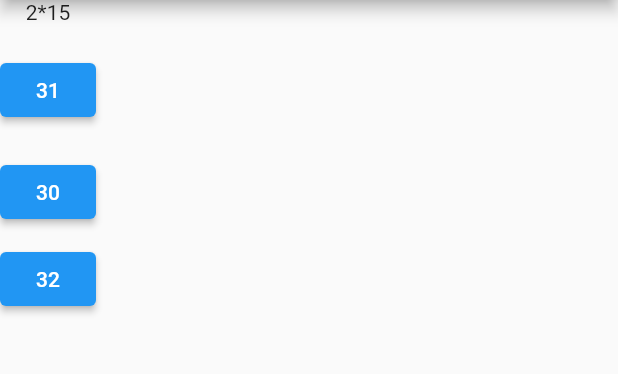
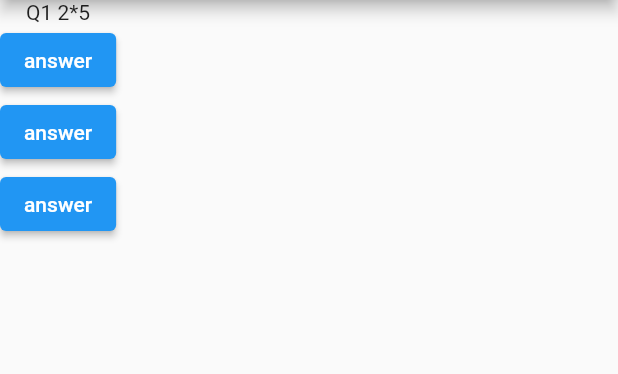
Before and after one commit to HaldunMatar/northcoures-quizapp, a Flutter app: the screen it shows after launch, on a phone screen of 412 x 824 dp, the part 84-458 px from its top. Run offline on Flutter 3.47's test engine with Material 2 defaults, Android fonts, the phone set to English and light mode, and no system bars.

```diff
--- a/lib/main.dart
+++ b/lib/main.dart
@@ -1,48 +1,49 @@
 import 'package:flutter/material.dart';
+import 'package:quizapp/question.dart';
 
 void main() => runApp(MyApp());
 
-class MyApp extends StatelessWidget {
+class MyApp extends StatefulWidget {
+  @override
+  State<StatefulWidget> createState() {
+    return _MyAppState();
+  }
+}
+
+class _MyAppState extends State<MyApp> {
+  int questionIndex = 0;
+
+  answerQuestion() {
+    setState(() {
+      print(' I am answer  $questionIndex ');
+      questionIndex = questionIndex + 1;
+    });
+
+    // questionIndex +=1 ;
+  }
+
   @override
   Widget build(BuildContext context) {
+    var questions = ['Q1 2*5', 'Q2 25 /  5 ', 'Q3  4 * 9 ', 'Q4  8 * 7 '];
     return MaterialApp(
       home: Scaffold(
         appBar: AppBar(
           title: Text('Quiz app'),
         ),
         body: Column(
-          mainAxisAlignment: MainAxisAlignment.start,
           children: [
-            Text('2*15'),
-            SizedBox(
-              height: 20,
+            Question(questions[questionIndex]),
+            ElevatedButton(
+              child: Text('answer'),
+              onPressed: answerQuestion,
             ),
             ElevatedButton(
-              child: Text('31'),
-              onPressed: (() {
-                print('answer1');
-              }),
-            ),
-            SizedBox(
-              height: 10,
-            ),
-            SizedBox(
-              height: 10,
+              child: Text('answer'),
+              onPressed: answerQuestion,
             ),
             ElevatedButton(
-              child: Text('30'),
-              onPressed: (() {
-                print('answer2');
-              }),
-            ),
-            SizedBox(
-              height: 10,
-            ),
-            ElevatedButton(
-              child: Text('32'),
-              onPressed: (() {
-                print('answer3');
-              }),
+              child: Text('answer'),
+              onPressed: answerQuestion,
             ),
           ],
         ),
--- /dev/null
+++ b/lib/question.dart
@@ -0,0 +1,12 @@
+import 'package:flutter/material.dart';
+
+class Question extends StatelessWidget {
+  String questiontext = '';
+
+  Question(this.questiontext);
+
+  @override
+  Widget build(BuildContext context) {
+    return Text(questiontext);
+  }
+}
```
